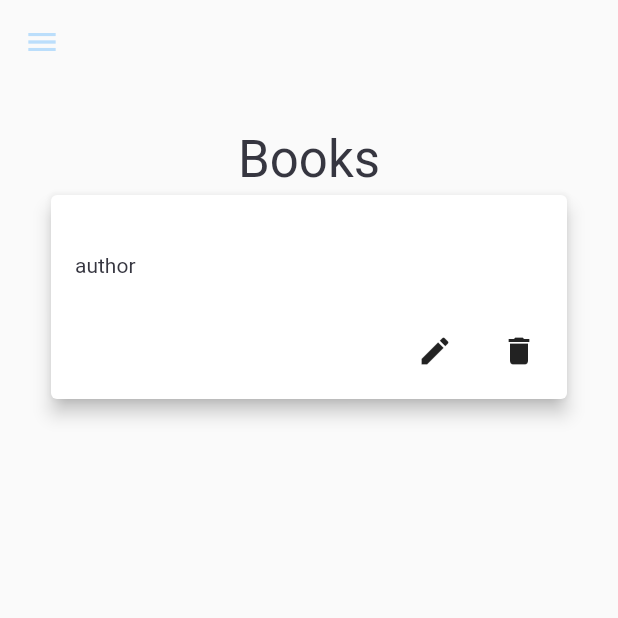
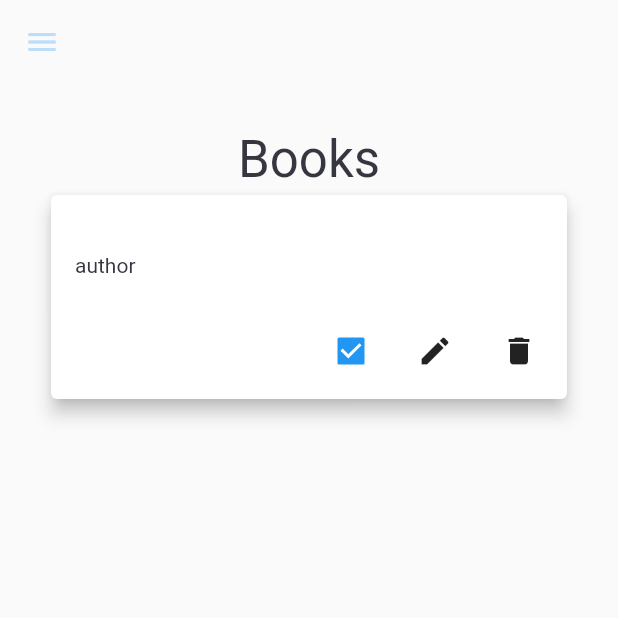
Before and after one commit to GeeA02/Books-and-Movies, a Flutter app: the screen it shows once a user with an empty profile is signed in, after a tap on the "ac unit" icon, on a phone screen of 412 x 824 dp, the top half of it. Run offline on Flutter 3.47's test engine with Material 2 defaults, Android fonts, the phone set to English and light mode, and no system bars; drawn by our look-alikes of firebase_database; our stand-ins replace firebase_auth, firebase_core, flutter_dotenv, flutter_signin_button, google_sign_in; accounts and stored records are empty.

Commit message:
Toogle seen books property and rm book from db

```diff
--- a/lib/database/bookRepository.dart
+++ b/lib/database/bookRepository.dart
@@ -5,21 +5,24 @@ import 'package:firebase_auth/firebase_auth.dart';
 import 'package:firebase_database/firebase_database.dart';
 
 class BookRepository {
-  final DatabaseReference _dbReference = Db().reference;
-  final String? uid = FirebaseAuth.instance.currentUser?.uid;
+  static final DatabaseReference _dbReference = Db().reference;
+  static final String? _uid = FirebaseAuth.instance.currentUser?.uid;
 
-
-  Query getBooks() {
-      return _dbReference.child('$uid').child('book');
+  static Query getBooks() {
+    return _dbReference.child('$_uid').child('book');
   }
 
-  void deleteBook(){
-
+  static void deleteBook(String bookId) {
+    _dbReference.child('$_uid').child('book').child(bookId).remove();
   }
 
-  Future<void> addBook(Book book) async {
+  static void updateBook(Book book, String bookId) {
+    _dbReference.child('$_uid').child('book').child(bookId).set(book.toJson());
+  }
+
+  static Future<void> addBook(Book book) async {
     print(_dbReference.path);
-    _dbReference.child('$uid').child('book').push().set(book.toJson());
+    _dbReference.child('$_uid').child('book').push().set(book.toJson());
     print(_dbReference.path);
   }
 }
--- a/lib/view/booksView.dart
+++ b/lib/view/booksView.dart
@@ -9,7 +9,6 @@ import 'package:flutter/material.dart';
 
 class BooksView extends StatelessWidget {
   BooksView({Key? key}) : super(key: key);
-  final BookRepository bookRepository = BookRepository();
 
   @override
   Widget build(BuildContext context) {
@@ -32,13 +31,13 @@ class BooksView extends StatelessWidget {
                   child: SizedBox(
                       height: 200.0,
                       child: FirebaseAnimatedList(
-                          query: bookRepository.getBooks(),
+                          query: BookRepository.getBooks(),
                           itemBuilder: (BuildContext context,
                               DataSnapshot snapshot,
                               Animation<double> animation,
                               int index) {
-                            print(snapshot.value);
-                            return BookCard(Book.fromJson(snapshot.value));
+                            return BookCard(
+                                Book.fromJson(snapshot.value), snapshot.key);
                           }))),
               IconButton(icon: Icon(Icons.ac_unit), onPressed: buttonPressed),
             ]),
@@ -47,6 +46,6 @@ class BooksView extends StatelessWidget {
   }
 
   void buttonPressed() {
-    bookRepository.addBook(Book('name', 'author', true));
+    BookRepository.addBook(Book('name', 'author', true));
   }
 }
--- a/lib/view/widget/bookCard.dart
+++ b/lib/view/widget/bookCard.dart
@@ -1,11 +1,19 @@
+import 'package:books_and_movies/database/bookRepository.dart';
 import 'package:books_and_movies/model/book.dart';
 import 'package:flutter/cupertino.dart';
 import 'package:flutter/material.dart';
 
-class BookCard extends StatelessWidget {
+class BookCard extends StatefulWidget {
   final Book _book;
-  BookCard(this._book);
+  final String? bookId;
 
+  BookCard(this._book, this.bookId);
+
+  @override
+  _BookCardState createState() => _BookCardState();
+}
+
+class _BookCardState extends State<BookCard> {
   @override
   Widget build(BuildContext context) {
     return Card(
@@ -14,14 +22,24 @@ class BookCard extends StatelessWidget {
       clipBehavior: Clip.antiAlias,
       child: Column(children: [
         ListTile(
-          title: Text(_book.name, style: Theme.of(context).textTheme.bodyText1),
-          subtitle:
-              Text(_book.author, style: Theme.of(context).textTheme.bodyText2),
+          title: Text(widget._book.name,
+              style: Theme.of(context).textTheme.bodyText1),
+          subtitle: Text(widget._book.author,
+              style: Theme.of(context).textTheme.bodyText2),
         ),
         ButtonBar(alignment: MainAxisAlignment.end, children: [
-          //Checkbox(value: _book.seen, onChanged: (){}),
+          Checkbox(
+              value: widget._book.seen,
+              onChanged: (bool? seen) {
+                setState(() {
+                  widget._book.seen = seen!;
+                });
+                BookRepository.updateBook(widget._book, widget.bookId!);
+              }),
           IconButton(icon: Icon(Icons.edit), onPressed: () {}),
-          IconButton(icon: Icon(Icons.delete), onPressed: () {}),
+          IconButton(
+              icon: Icon(Icons.delete),
+              onPressed: () => BookRepository.deleteBook(widget.bookId!)),
         ]),
       ]),
     );
```
Also changed, not shown: lib/view/widget/bookForm.dart (added).
